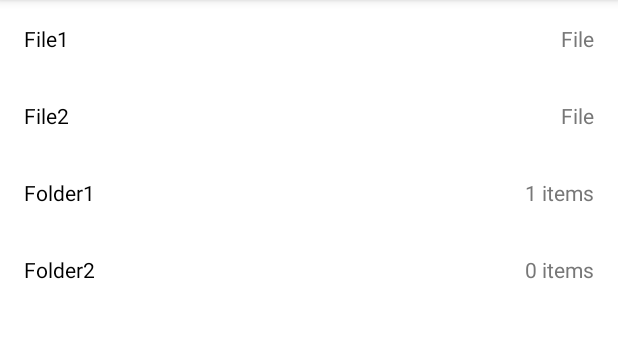
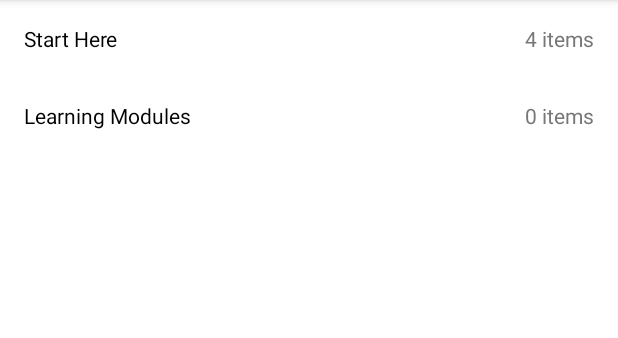
Before and after one commit to crazyroo1/Mobile-Application-Development-Project, an Android app: the screen it shows after launch (MainActivity), on a phone screen of 412 x 824 dp, the part 84-422 px from its top. Run offline under Robolectric (Android 15) with nearby library versions, the phone set to English and light mode, and no system bars.

Commit message:
Folders automatically generate children in RecyclerView.

```diff
--- a/app/src/main/java/com/turnereison_sanjaybhadra_ethanbarton/mobileapplicationdevelopmentproject/Listable.kt
+++ b/app/src/main/java/com/turnereison_sanjaybhadra_ethanbarton/mobileapplicationdevelopmentproject/Listable.kt
@@ -1,6 +1,7 @@
 package com.turnereison_sanjaybhadra_ethanbarton.mobileapplicationdevelopmentproject
 
 import android.util.Log
+import androidx.recyclerview.widget.RecyclerView
 
 interface Listable {
     fun getPrimaryText(): String
@@ -28,7 +29,7 @@ data class File(override val name: String): FilesystemItem, Listable {
         }
 }
 
-data class Folder(override val name: String, var children: List<FilesystemItem>): FilesystemItem, Listable {
+data class Folder(override val name: String, var children: List<Listable>, val recyclerView: RecyclerView): FilesystemItem, Listable {
     override fun getPrimaryText(): String {
         return name
     }
@@ -39,10 +40,11 @@ data class Folder(override val name: String, var children: List<FilesystemItem>)
 
     override val tapAction: () -> Unit
         get() = {
-            print("Tapped file named $name!")
+            recyclerView.adapter = RecyclerViewAdaptor(children)
+            print("Tapped folder named $name!")
         }
 }
 
 fun print(message: String) {
-    Log.d("turber", message)
+    Log.d("turbs", message)
 }
--- a/app/src/main/java/com/turnereison_sanjaybhadra_ethanbarton/mobileapplicationdevelopmentproject/MainActivity.kt
+++ b/app/src/main/java/com/turnereison_sanjaybhadra_ethanbarton/mobileapplicationdevelopmentproject/MainActivity.kt
@@ -2,24 +2,38 @@ package com.turnereison_sanjaybhadra_ethanbarton.mobileapplicationdevelopmentpro
 
 import androidx.appcompat.app.AppCompatActivity
 import android.os.Bundle
+import android.view.MenuItem
 import androidx.recyclerview.widget.RecyclerView
+class MainActivity : AppCompatActivity() {
 
-class MainActivity : AppCompatActivity() {
     override fun onCreate(savedInstanceState: Bundle?) {
         super.onCreate(savedInstanceState)
         setContentView(R.layout.activity_main)
 
+        val recyclerView: RecyclerView = findViewById(R.id.recyclerview)
+
         val dataset = listOf<Listable>(
-            File("File1"),
-            File("File2"),
-            Folder("Folder1", listOf(
-                File("Subfile1")
-            )),
-            Folder("Folder2", listOf())
+            Folder("Start Here", listOf(
+                Folder("Welcome", listOf(), recyclerView),
+                Folder("Syllabus", listOf(), recyclerView),
+                Folder("Lab Report Instruction", listOf(), recyclerView),
+                Folder("Project Instruction", listOf(), recyclerView)
+            ), recyclerView),
+            Folder("Learning Modules", listOf(), recyclerView)
         ) // temporary until we get data
 
-        val recyclerView: RecyclerView = findViewById(R.id.recyclerview)
-        recyclerView.adapter = RecyclerViewAdaptor(this, dataset)
+        recyclerView.adapter = RecyclerViewAdaptor(dataset)
         recyclerView.setHasFixedSize(true)
+
+    }
+
+    override fun onOptionsItemSelected(item: MenuItem): Boolean {
+        return when (item.itemId) {
+            android.R.id.home -> {
+                onBackPressed()
+                true
+            }
+            else -> super.onOptionsItemSelected(item)
+        }
     }
 }
--- a/app/src/main/java/com/turnereison_sanjaybhadra_ethanbarton/mobileapplicationdevelopmentproject/RecyclerViewAdaptor.kt
+++ b/app/src/main/java/com/turnereison_sanjaybhadra_ethanbarton/mobileapplicationdevelopmentproject/RecyclerViewAdaptor.kt
@@ -1,7 +1,5 @@
 package com.turnereison_sanjaybhadra_ethanbarton.mobileapplicationdevelopmentproject
 
-import android.content.Context
-import android.util.Log
 import android.view.LayoutInflater
 import android.view.View
 import android.view.ViewGroup
@@ -9,8 +7,7 @@ import android.widget.TextView
 import androidx.recyclerview.widget.RecyclerView
 
 class RecyclerViewAdaptor(
-    private val context: Context,
-    private val dataset: List<Listable>
+    private var dataset: List<Listable>
 ): RecyclerView.Adapter<RecyclerViewAdaptor.ItemViewHolder>() {
     inner class ItemViewHolder(val view: View): RecyclerView.ViewHolder(view) {
         val primaryTextview = view.findViewById<TextView>(R.id.primary_textview)
@@ -31,7 +28,6 @@ class RecyclerViewAdaptor(
     override fun onCreateViewHolder(parent: ViewGroup, viewType: Int): ItemViewHolder {
         val adapterLayout = LayoutInflater.from(parent.context)
             .inflate(R.layout.item_cell, parent, false)
-
         return ItemViewHolder(adapterLayout)
     }
 
@@ -43,6 +39,5 @@ class RecyclerViewAdaptor(
         val item = dataset[position]
         holder.primaryTextview.text = item.getPrimaryText()
         holder.secondaryTextview.text = item.getSecondaryText()
-//        holder.view.setOnClickListener { item.tapAction() }
     }
 }
```
